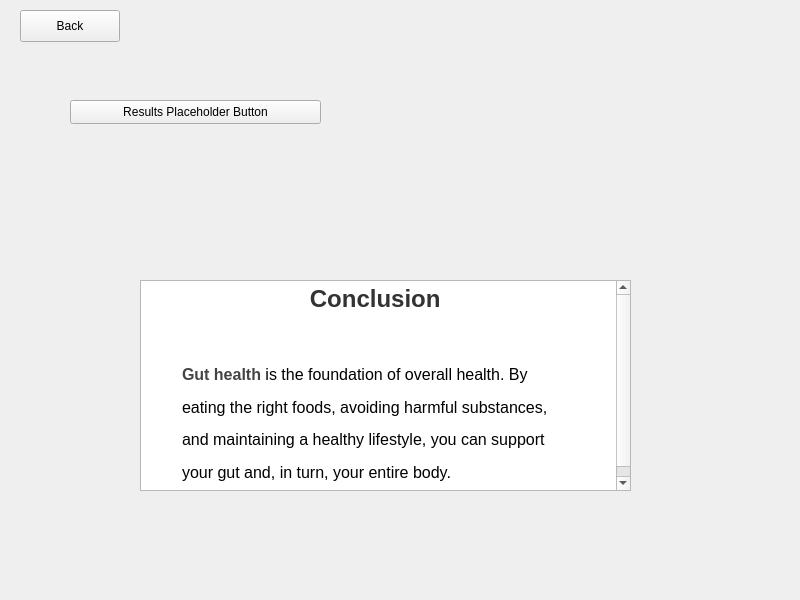
Before: the Qt Designer form A8EduApp/resultswidget.ui in University-of-Utah-CS3505/a9-edu-app-f24-00Calvin00, drawn with Qt 5.
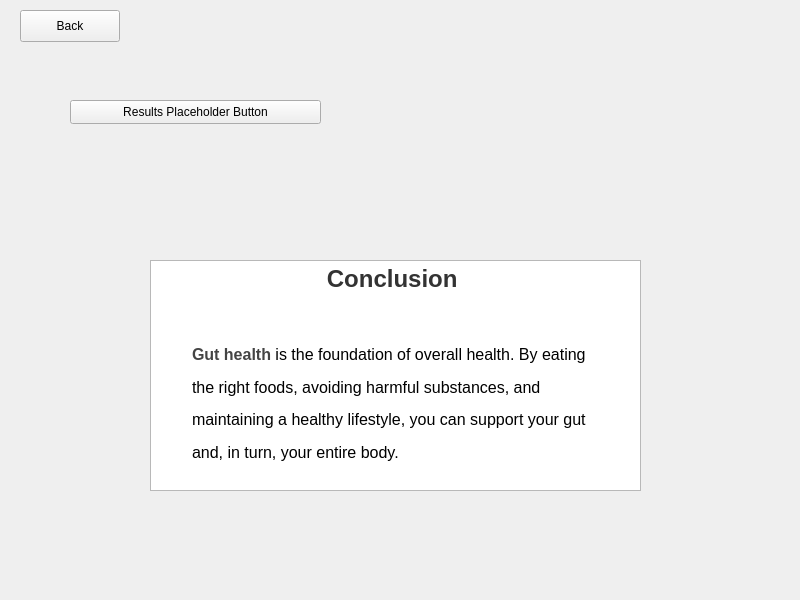
After: the same form once the commit is applied.

Commit message: Updated the UI for the teaching window

What changed in the file:
```diff
--- a/A8EduApp/resultswidget.ui
+++ b/A8EduApp/resultswidget.ui
@@ -42,10 +42,10 @@
   <widget class="QTextBrowser" name="textBrowser">
    <property name="geometry">
     <rect>
-     <x>140</x>
-     <y>280</y>
+     <x>150</x>
+     <y>260</y>
      <width>491</width>
-     <height>211</height>
+     <height>231</height>
     </rect>
    </property>
    <property name="html">
```
The commit also changes 5 other files.
